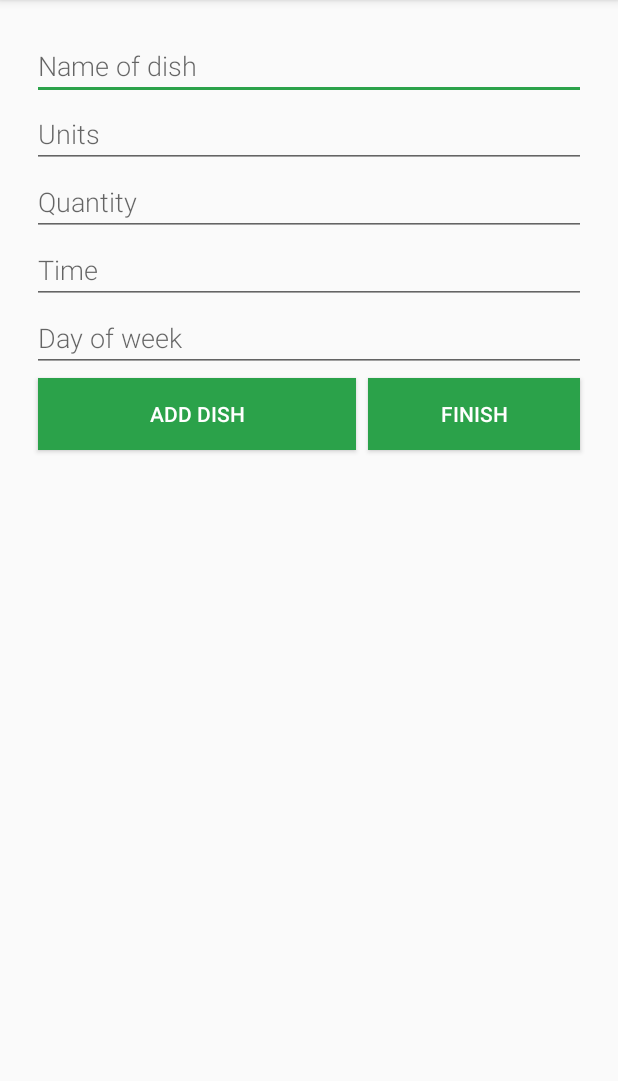
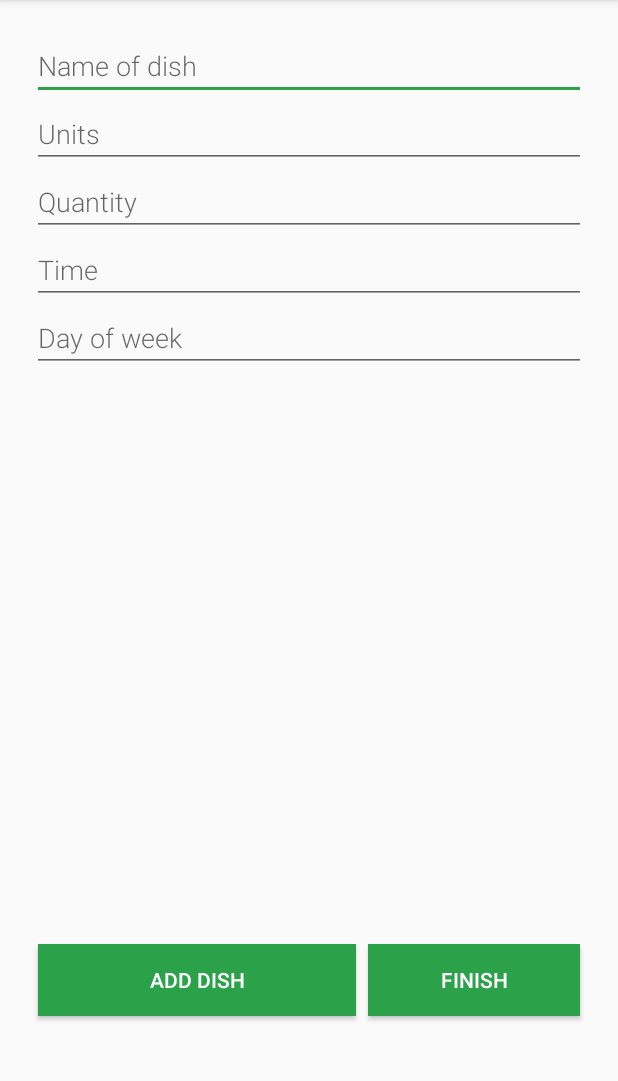
Before and after one commit to EduardoVaca/Thinner, an Android app: the InsertMealActivity screen opened directly, with no data from a screen before it, on a phone screen of 412 x 824 dp, the part 84-1165 px from its top. Run offline under Robolectric (Android 15) with nearby library versions, the phone set to English and light mode, and no system bars.

Commit message:
Finished insertion of dish

```diff
--- a/Thinner/app/src/main/java/com/example/eduardovaca/thinner/InsertMealActivity.java
+++ b/Thinner/app/src/main/java/com/example/eduardovaca/thinner/InsertMealActivity.java
@@ -2,12 +2,14 @@ package com.example.eduardovaca.thinner;
 
 import android.app.AlertDialog;
 import android.app.ProgressDialog;
+import android.content.Intent;
 import android.support.v7.app.AppCompatActivity;
 import android.os.Bundle;
 import android.util.Log;
 import android.view.View;
 import android.widget.Button;
 import android.widget.EditText;
+import android.widget.TextView;
 import android.widget.Toast;
 
 import com.parse.ParseException;
@@ -23,6 +25,9 @@ public class InsertMealActivity extends AppCompatActivity {
     private EditText day;
     private Button addDish;
     private Button finish;
+    private TextView listTV;
+
+    String list;
 
     @Override
     protected void onCreate(Bundle savedInstanceState) {
@@ -36,6 +41,8 @@ public class InsertMealActivity extends AppCompatActivity {
         day = (EditText) findViewById(R.id.day_food_et);
         addDish = (Button) findViewById(R.id.add_dish_btn);
         finish = (Button) findViewById(R.id.finish_btn);
+        listTV  = (TextView) findViewById(R.id.list_dishes);
+        list = "";
 
         addDish.setOnClickListener(new View.OnClickListener() {
             @Override
@@ -61,6 +68,16 @@ public class InsertMealActivity extends AppCompatActivity {
                             if (e == null) {
                                 Log.v(null, "DONE");
                                 Toast.makeText(getApplicationContext(), "Dish added!", Toast.LENGTH_SHORT).show();
+                                list += name.getText().toString() + " - " + time.getText().toString() + " - "
+                                        + day.getText().toString() + "\n";
+
+                                listTV.setText(list);
+                                name.setText("");
+                                units.setText("");
+                                quantity.setText("");
+                                time.setText("");
+                                day.setText("");
+
                             }
                         }
                     });
@@ -71,6 +88,15 @@ public class InsertMealActivity extends AppCompatActivity {
             }
         });
 
+        finish.setOnClickListener(new View.OnClickListener() {
+            @Override
+            public void onClick(View v) {
+                Intent intent = new Intent(InsertMealActivity.this, Welcome.class);
+                startActivity(intent);
+                finish();
+            }
+        });
+
 
 
 
--- a/Thinner/app/src/main/res/layout/activity_insert_meal.xml
+++ b/Thinner/app/src/main/res/layout/activity_insert_meal.xml
@@ -13,6 +13,12 @@
         android:layout_height="match_parent"
         android:orientation="vertical"
         android:layout_margin="5dp">
+
+        <LinearLayout
+            android:layout_width="match_parent"
+            android:layout_height="0dp"
+            android:layout_weight="3"
+            android:orientation="vertical">
 
             <EditText
                 android:id="@+id/name_food_et"
@@ -47,10 +53,25 @@
                 android:hint="Day of week"
                 android:fontFamily="sans-serif-light"/>
 
+        </LinearLayout>
 
         <LinearLayout
             android:layout_width="match_parent"
+            android:layout_height="0dp"
+            android:layout_weight="2">
+
+            <TextView
+                android:id="@+id/list_dishes"
+                android:layout_width="match_parent"
                 android:layout_height="wrap_content"
+                android:fontFamily="sans-serif-light"/>
+        </LinearLayout>
+
+
+        <LinearLayout
+            android:layout_width="match_parent"
+            android:layout_height="0dp"
+            android:layout_weight="1"
             android:orientation="horizontal">
 
             <Button
```
Lines whose indentation alone changed are shown as unchanged.
